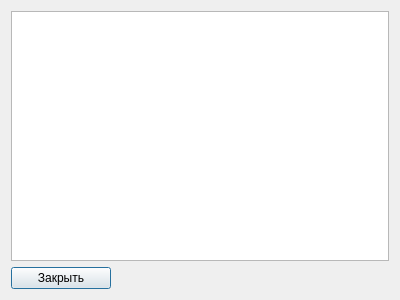
First picture: the form in UsersViewWindow.ui, repository AlekseyLapunov/IS_Airport, before the edit.
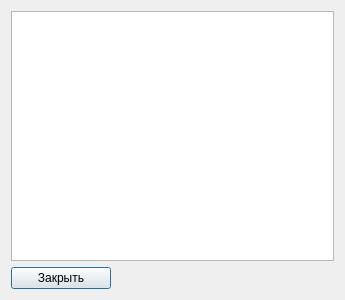
Second picture: the form after the edit. Icons and pictures are not drawn.

The edit to the form file:
```diff
--- a/UsersViewWindow.ui
+++ b/UsersViewWindow.ui
@@ -6,19 +6,19 @@
    <rect>
     <x>0</x>
     <y>0</y>
-    <width>400</width>
+    <width>345</width>
     <height>300</height>
    </rect>
   </property>
   <property name="minimumSize">
    <size>
-    <width>300</width>
-    <height>200</height>
+    <width>345</width>
+    <height>300</height>
    </size>
   </property>
   <property name="maximumSize">
    <size>
-    <width>400</width>
+    <width>345</width>
     <height>300</height>
    </size>
   </property>
```
